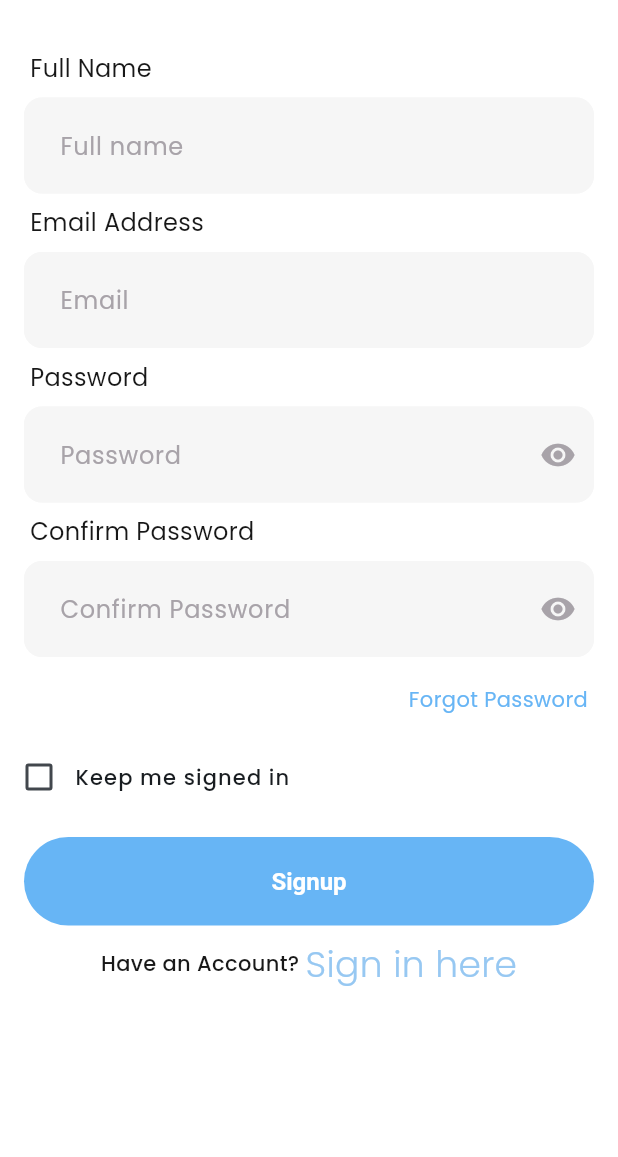
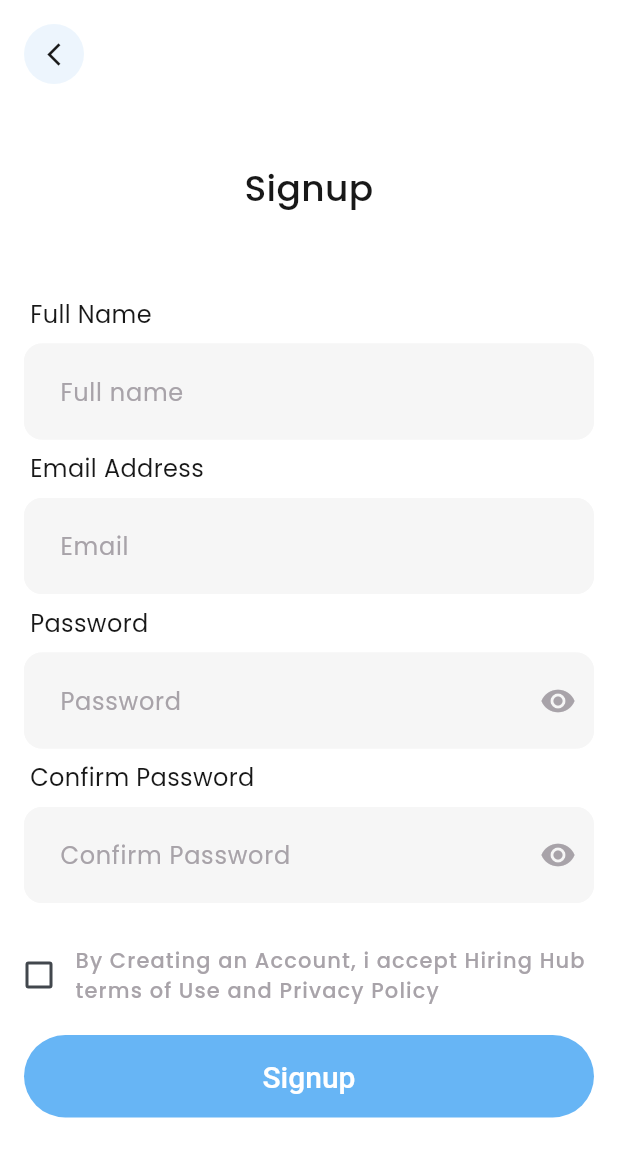
Before and after one commit to akangromeo/mobile_banking_apps, a Flutter app: the SignupScreen screen opened directly, on a phone screen of 412 x 824 dp. Shown: the top 1157 px of the screen. Run offline on Flutter 3.47's test engine with Material 3 defaults, Android fonts, the phone set to English and light mode, and no system bars; our stand-ins replace go_router, google_nav_bar, pinput, smooth_page_indicator.

Commit message:
feat: auth screen, otp and forget password (FINISHED)

```diff
--- a/lib/common/widgets/primary_button.dart
+++ b/lib/common/widgets/primary_button.dart
@@ -44,8 +44,8 @@ class PrimaryButton extends StatelessWidget {
         ),
         child: isLoading
             ? const SizedBox(
-                height: 20,
-                width: 20,
+                height: 15,
+                width: 15,
                 child: CircularProgressIndicator(
                   color: Colors.white,
                   strokeWidth: 2,
@@ -55,8 +55,8 @@ class PrimaryButton extends StatelessWidget {
                 text,
                 style: const TextStyle(
                   color: Colors.white,
-                  fontSize: 16,
-                  fontWeight: FontWeight.bold,
+                  fontSize: 20,
+                  fontWeight: FontWeight.w500,
                 ),
               ),
       ),
--- a/lib/core/routing/app_router.dart
+++ b/lib/core/routing/app_router.dart
@@ -1,14 +1,43 @@
 import 'package:flutter/material.dart';
 import 'package:go_router/go_router.dart';
+import 'package:mobile_banking_apps/features/auth/presentation/screens/forgot_password_screen.dart';
+import 'package:mobile_banking_apps/features/auth/presentation/screens/login_screen.dart';
+import 'package:mobile_banking_apps/features/auth/presentation/screens/otp_screen.dart';
+import 'package:mobile_banking_apps/features/auth/presentation/screens/signup_screen.dart';
 import "package:mobile_banking_apps/features/home/presentation/screens/home_screen.dart";
 
 final GoRouter appRouter = GoRouter(
-  initialLocation: '/',
+  initialLocation: '/login',
   routes: [
     GoRoute(
       path: '/',
       pageBuilder: (context, state) => const MaterialPage(child: HomeScreen()),
     ),
+    GoRoute(
+      path: '/login',
+      pageBuilder: (context, state) => MaterialPage(
+        child: LoginScreen(),
+      ),
+    ),
+    GoRoute(
+      path: '/signup',
+      pageBuilder: (context, state) => MaterialPage(
+        child: SignupScreen(),
+      ),
+    ),
+    GoRoute(
+      path: '/forgot-password',
+      pageBuilder: (context, state) => MaterialPage(
+        child: ForgotPasswordScreen(),
+      ),
+    ),
+    GoRoute(
+      path: '/otp-screen',
+      pageBuilder: (context, state) => const MaterialPage(
+        child: OtpScreen(),
+      ),
+    ),
+
     // GoRoute(
     //   path: '/transfer',
     //   pageBuilder: (context, state) =>
--- a/lib/features/auth/presentation/screens/signup_screen.dart
+++ b/lib/features/auth/presentation/screens/signup_screen.dart
@@ -1,40 +1,50 @@
 import 'package:flutter/material.dart';
+import 'package:go_router/go_router.dart';
 import 'package:mobile_banking_apps/common/widgets/custom_form_field.dart';
 import 'package:mobile_banking_apps/common/widgets/primary_button.dart';
 import 'package:mobile_banking_apps/core/constants/app_constants.dart';
 import 'package:mobile_banking_apps/core/theme/app_theme.dart';
+import 'package:mobile_banking_apps/features/auth/presentation/widgets/auth_icon_button_back.dart';
 import 'package:mobile_banking_apps/features/auth/presentation/widgets/heading_form_text.dart';
-import 'package:mobile_banking_apps/features/auth/presentation/widgets/keep_me_login_checkbox.dart';
+import 'package:mobile_banking_apps/features/auth/presentation/widgets/auth_checkbox.dart';
 
 class SignupScreen extends StatelessWidget {
   SignupScreen({super.key});
 
+  final TextEditingController fullNameController = TextEditingController();
   final TextEditingController emailController = TextEditingController();
   final TextEditingController passwordController = TextEditingController();
+  final TextEditingController rePasswordController = TextEditingController();
   final GlobalKey<FormState> _formKey = GlobalKey<FormState>();
 
   @override
   Widget build(BuildContext context) {
     return Scaffold(
       body: SafeArea(
-        child: LayoutBuilder(
-          builder: (context, constraints) {
-            return ConstrainedBox(
-              constraints: BoxConstraints(
-                minHeight: constraints.maxHeight,
-              ),
           child: SingleChildScrollView(
-                child: IntrinsicHeight(
         child: Column(
+          spacing: AppDesignConstants.kDefaultMargin / 2,
           mainAxisSize: MainAxisSize.max,
           mainAxisAlignment: MainAxisAlignment.center,
           crossAxisAlignment: CrossAxisAlignment.center,
           children: [
-                      const Spacer(),
+            AuthIconButtonBack(
+              onPressed: () {
+                context.pop();
+              },
+            ),
+            const SizedBox(
+              height: 20,
+            ),
             Text(
               textAlign: TextAlign.center,
               'Signup',
-                        style: appTheme.textTheme.headlineMedium,
+              style: appTheme.textTheme.headlineMedium?.copyWith(
+                color: AppColors.textBlack,
+              ),
+            ),
+            const SizedBox(
+              height: 40,
             ),
             Form(
               key: _formKey,
@@ -46,7 +56,7 @@ class SignupScreen extends StatelessWidget {
                   CustomFormField(
                     labelText: 'Full name',
                     hintText: 'Jhon Doe',
-                              controller: emailController,
+                    controller: fullNameController,
                   ),
                   const HeadingFormText(headingText: 'Email Address'),
                   CustomFormField(
@@ -60,44 +70,25 @@ class SignupScreen extends StatelessWidget {
                     controller: passwordController,
                     isPasswordField: true,
                   ),
-                            const HeadingFormText(
-                                headingText: 'Confirm Password'),
+                  const HeadingFormText(headingText: 'Confirm Password'),
                   CustomFormField(
                     labelText: 'Confirm Password',
-                              controller: passwordController,
+                    controller: rePasswordController,
                     isPasswordField: true,
                   ),
-                            Row(
-                              mainAxisAlignment: MainAxisAlignment.end,
-                              children: [
-                                Padding(
-                                  padding: const EdgeInsets.symmetric(
-                                    vertical:
-                                        AppDesignConstants.kDefaultPadding / 2,
-                                    horizontal:
-                                        AppDesignConstants.kDefaultPadding,
+                  const AuthCheckBox(
+                    title:
+                        'By Creating an Account, i accept Hiring Hub terms of Use and Privacy Policy',
                   ),
-                                  child: Text(
-                                    'Forgot Password',
-                                    style:
-                                        appTheme.textTheme.bodyMedium?.copyWith(
-                                      color: AppColors.blueSecondary,
-                                      fontFamily: 'poppins',
-                                      fontWeight: FontWeight.w400,
-                                    ),
-                                  ),
-                                ),
-                              ],
-                            ),
-                            const KeepMeLoginCheckBox(),
                   PrimaryButton(
                     text: 'Signup',
                     onPressed: () {},
+                    padding: const EdgeInsets.symmetric(vertical: 16),
                   ),
                 ],
               ),
             ),
-                      const Spacer(),
+            const SizedBox(height: 90),
             Row(
               spacing: AppDesignConstants.kDefaultMargin / 4,
               mainAxisAlignment: MainAxisAlignment.center,
@@ -110,23 +101,23 @@ class SignupScreen extends StatelessWidget {
                     color: AppColors.textBlack,
                   ),
                 ),
-                          Text(
+                InkWell(
+                  child: Text(
                     'Sign in here',
-                            style: appTheme.textTheme.labelLarge?.copyWith(
+                    style: appTheme.textTheme.bodyMedium?.copyWith(
                       color: AppColors.bluePrimary,
                       fontFamily: 'poppins',
                     ),
+                  ),
+                  onTap: () {
+                    context.push('/login');
+                  },
                 ),
               ],
             )
           ],
         ),
-                ),
-              ),
-            );
-          },
-        ),
-      ),
+      )),
     );
   }
 }
--- a/lib/features/auth/presentation/widgets/keep_me_login_checkbox.dart
+++ b/lib/features/auth/presentation/widgets/auth_checkbox.dart
@@ -2,14 +2,19 @@ import 'package:flutter/material.dart';
 import 'package:mobile_banking_apps/core/constants/app_constants.dart';
 import 'package:mobile_banking_apps/core/theme/app_theme.dart';
 
-class KeepMeLoginCheckBox extends StatefulWidget {
-  const KeepMeLoginCheckBox({super.key});
+class AuthCheckBox extends StatefulWidget {
+  final String title;
+
+  const AuthCheckBox({
+    super.key,
+    required this.title,
+  });
 
   @override
-  State<KeepMeLoginCheckBox> createState() => _KeepMeLoginCheckBoxState();
+  State<AuthCheckBox> createState() => _AuthCheckBoxState();
 }
 
-class _KeepMeLoginCheckBoxState extends State<KeepMeLoginCheckBox> {
+class _AuthCheckBoxState extends State<AuthCheckBox> {
   bool _isChecked = false;
 
   void _toggleCheckbox() {
@@ -24,7 +29,9 @@ class _KeepMeLoginCheckBoxState extends State<KeepMeLoginCheckBox> {
       onTap: _toggleCheckbox,
       child: Padding(
         padding: const EdgeInsets.only(
+          top: AppDesignConstants.kDefaultMargin,
           left: AppDesignConstants.kDefaultMargin / 8,
+          right: AppDesignConstants.kDefaultMargin,
         ),
         child: Row(
           mainAxisAlignment: MainAxisAlignment.start,
@@ -36,11 +43,14 @@ class _KeepMeLoginCheckBoxState extends State<KeepMeLoginCheckBox> {
               },
               activeColor: AppColors.success,
             ),
-            Text(
-              'Keep me signed in',
-              style: appTheme.textTheme.labelMedium?.copyWith(
-                fontFamily: 'poppins',
-                letterSpacing: 0.75,
+            Flexible(
+              child: Text(
+                widget.title,
+                style: appTheme.textTheme.labelMedium?.copyWith(
+                  fontFamily: 'poppins',
+                  letterSpacing: 0.75,
+                  color: AppColors.textGrey,
+                ),
               ),
             ),
           ],
--- /dev/null
+++ b/lib/features/auth/presentation/widgets/auth_icon_button_back.dart
@@ -0,0 +1,34 @@
+import 'package:flutter/material.dart';
+import 'package:mobile_banking_apps/core/theme/app_theme.dart';
+
+class AuthIconButtonBack extends StatelessWidget {
+  final VoidCallback onPressed;
+  const AuthIconButtonBack({
+    super.key,
+    required this.onPressed,
+  });
+
+  @override
+  Widget build(BuildContext context) {
+    return Padding(
+      padding: const EdgeInsets.all(12.0),
+      child: Row(
+        mainAxisAlignment: MainAxisAlignment.start,
+        children: [
+          IconButton.filled(
+            style: IconButton.styleFrom(
+              backgroundColor: AppColors.bluePrimary.withAlpha(45),
+              foregroundColor: AppColors.textBlack,
+            ),
+            icon: const Icon(
+              Icons.arrow_back_ios_new,
+              color: AppColors.textBlack,
+              size: 18,
+            ),
+            onPressed: onPressed,
+          ),
+        ],
+      ),
+    );
+  }
+}
--- a/pubspec.yaml
+++ b/pubspec.yaml
@@ -36,6 +36,7 @@ dependencies:
   flutter_bloc: ^9.1.1
   go_router: ^16.2.4
   google_nav_bar: ^5.0.7
+  pinput: ^5.0.2
   smooth_page_indicator: ^1.2.1
 
 dev_dependencies:
```
Also changed, not shown: lib/features/auth/presentation/screens/forgot_password_screen.dart (added, +80 -0 lines), lib/features/auth/presentation/screens/login_screen.dart (+38 -29 lines), lib/features/auth/presentation/screens/otp_screen.dart (added, +163 -0 lines), assets/icons/login-image.png (added), pubspec.lock. Lines whose indentation alone changed are shown as unchanged.
